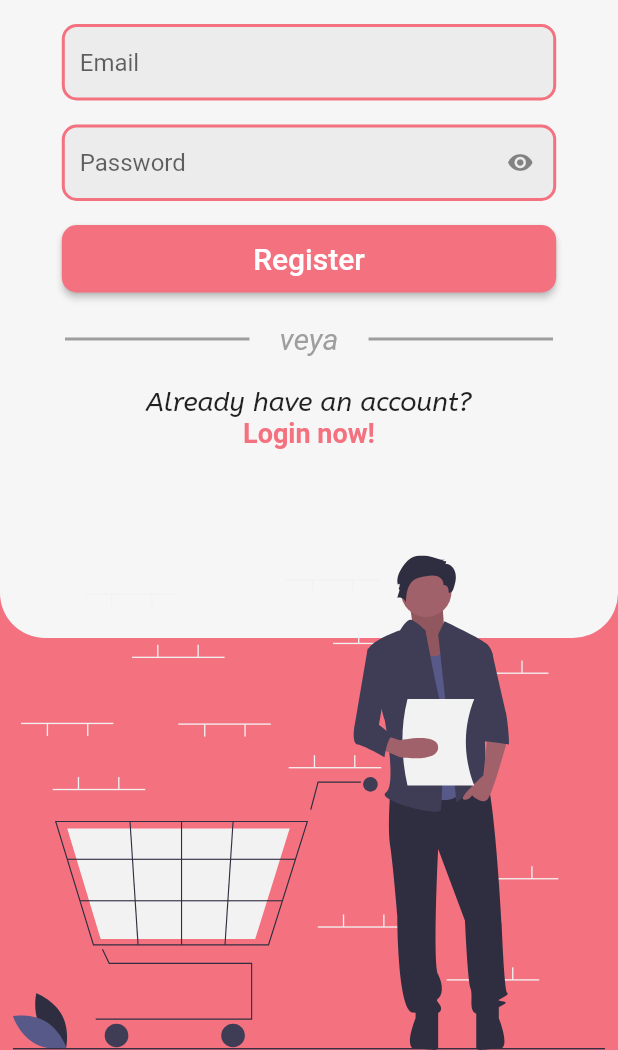
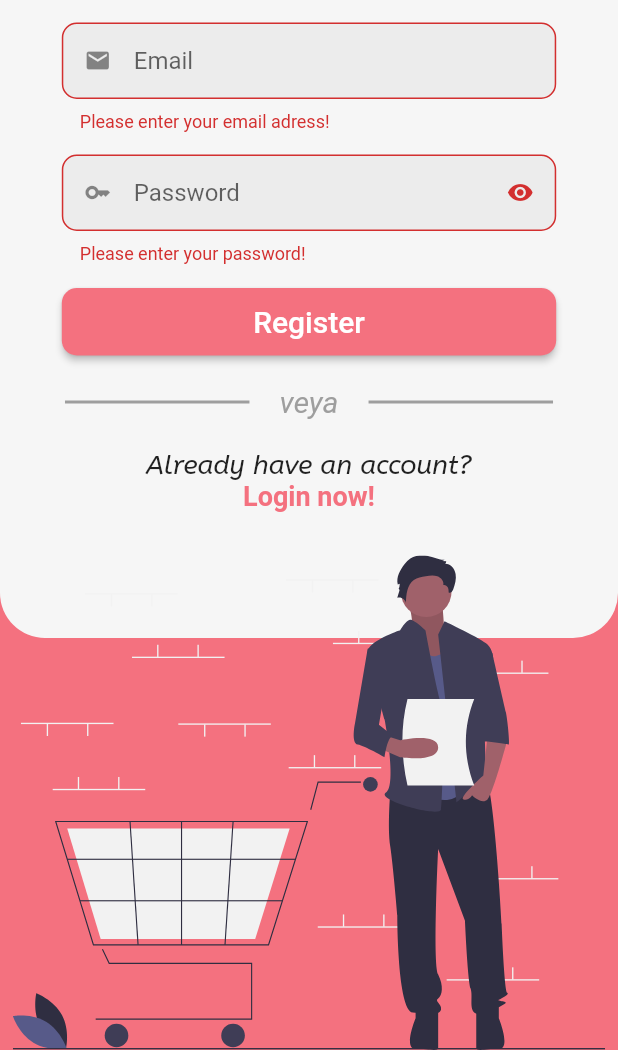
Before and after one commit to MertSaygili/hackathon_12_2022, a Flutter app: the SignupTwoPreview screen opened directly, after a tap on "Register", on a phone screen of 412 x 824 dp, the part 186-1236 px from its top. Run offline on Flutter 3.47's test engine with Material 2 defaults, Android fonts, the phone set to English and light mode, and no system bars; our stand-ins replace cloud_firestore, firebase_auth, firebase_core, firebase_storage, flutter_svg, get and 6 more; accounts and stored records are empty.

Commit message:
authForm compenent

```diff
--- /dev/null
+++ b/hackathon_app/lib/core/components/form/auth_form.dart
@@ -0,0 +1,85 @@
+import 'package:flutter/material.dart';
+
+import '../../constants/app/colors.dart';
+import '../../constants/app/icons.dart';
+import '../../constants/app/regex.dart';
+import '../textfield/custom_textfield.dart';
+
+class AuthForm extends StatefulWidget {
+  final GlobalKey<FormState> formKey;
+  const AuthForm({super.key, required this.formKey});
+
+  @override
+  State<AuthForm> createState() => _AuthFormState();
+}
+
+class _AuthFormState extends State<AuthForm> {
+  bool isPasswordObscure = true;
+  String email = '';
+  String password = '';
+  @override
+  Widget build(BuildContext context) {
+    const String emailHint = 'Email';
+    const String passwordHint = 'Password';
+
+    return Form(
+      key: widget.formKey,
+      child: Column(
+        children: [
+          Padding(
+            padding: const EdgeInsets.symmetric(vertical: 15),
+            child: CustomTextField(
+              borderColor: colorTransparent,
+              fun: _setEmail, //s
+              validator: (String value) {
+                if (value.isEmpty) {
+                  return "Please enter your email adress!";
+                } else if (!emailRegex.hasMatch(value)) {
+                  return "Please enter a valid email address";
+                }
+                return null;
+              },
+              inputType: TextInputType.emailAddress,
+              inputAction: TextInputAction.next,
+              hintText: emailHint,
+              prefixIcon: iconEmail,
+              isRoundedBorder: true,
+              obscureText: false,
+            ),
+          ),
+          CustomTextField(
+            fun: _setPassword, // s
+            validator: (String value) {
+              if (value.isEmpty) {
+                return "Please enter your password!";
+              }
+              return null;
+            },
+            borderColor: colorTransparent,
+            inputType: TextInputType.visiblePassword,
+            inputAction: TextInputAction.done,
+            prefixIcon: iconKey,
+            obscureText: isPasswordObscure,
+            suffix: _obscureButton(),
+            hintText: passwordHint,
+            maxLines: 1,
+            isRoundedBorder: true,
+          ),
+        ],
+      ),
+    );
+  }
+
+  void _setEmail(String email) => email = email;
+
+  void _setPassword(String password) => password = password;
+
+  IconButton _obscureButton() {
+    return IconButton(
+      onPressed: () => setState(
+        () => isPasswordObscure = !isPasswordObscure,
+      ),
+      icon: isPasswordObscure ? iconVisibltyOn : iconVisibilityOff,
+    );
+  }
+}
--- a/hackathon_app/lib/view/preview/signup_2.dart
+++ b/hackathon_app/lib/view/preview/signup_2.dart
@@ -1,5 +1,6 @@
 import 'package:flutter/material.dart';
 import 'package:hackathon_app/core/components/elevatedButton/custom_elevatedbutton.dart';
+import 'package:hackathon_app/core/components/form/auth_form.dart';
 import 'package:hackathon_app/core/constants/app/colors.dart';
 import 'package:hackathon_app/core/constants/app/strings.dart';
 
@@ -23,6 +24,8 @@ class _SignupTwoPreviewState extends State<SignupTwoPreview> {
   bool _isPasswordObscure = true;
   String _email = '';
   String _password = '';
+  final formKey = GlobalKey<FormState>();
+  final int _flex = 1;
 
   @override
   Widget build(BuildContext context) {
@@ -47,8 +50,9 @@ class _SignupTwoPreviewState extends State<SignupTwoPreview> {
                   children: [
                     CustomIconButtons().backButton(context),
                     _titleText(context, _infoText),
-                    _emailTextField(context),
-                    _passwordTextField(context),
+                    SizedBox(
+                        width: MediaQuery.of(context).size.width / 1.25,
+                        child: AuthForm(formKey: formKey)),
                     _registerButton(context),
                     const CustomTextDivider(),
                     _signUpText(),
@@ -66,44 +70,13 @@ class _SignupTwoPreviewState extends State<SignupTwoPreview> {
   Padding _registerButton(BuildContext context) {
     return Padding(
       padding: const EdgeInsets.only(top: 16),
-      child: CustomElevatedButton(fun: () {}, text: _register),
-    );
-  }
-
-  Padding _passwordTextField(BuildContext context) {
-    return Padding(
-      padding: const EdgeInsets.only(top: 16.0),
-      child: SizedBox(
-        width: MediaQuery.of(context).size.width / 1.25,
-        child: CustomTextField(
-          fun: _setPassword,
-          inputType: TextInputType.visiblePassword,
-          inputAction: TextInputAction.done,
-          isRoundedBorder: true,
-          obscureText: _isPasswordObscure,
-          suffix: _visibilityIconButton(),
-          hintText: passwordHint,
-          maxLines: 1,
-        ),
-      ),
-    );
-  }
-
-  Padding _emailTextField(BuildContext context) {
-    return Padding(
-      padding: const EdgeInsets.only(top: 16.0),
-      child: SizedBox(
-        width: MediaQuery.of(context).size.width / 1.25,
-        child: CustomTextField(
-          fun: _setEmail,
-          inputType: TextInputType.text,
-          inputAction: TextInputAction.next,
-          isRoundedBorder: true,
-          obscureText: false,
-          hintText: emailHint,
-          isFilled: true,
-        ),
-      ),
+      child: CustomElevatedButton(
+          fun: () {
+            if (formKey.currentState!.validate()) {
+              // controller.loginUser(_email, _password);
+            }
+          },
+          text: _register),
     );
   }
 
@@ -114,17 +87,6 @@ class _SignupTwoPreviewState extends State<SignupTwoPreview> {
       style: Theme.of(context).textTheme.headline5?.copyWith(
             fontWeight: FontWeight.w600,
           ),
-    );
-  }
-
-  IconButton _visibilityIconButton() {
-    return IconButton(
-      onPressed: () => setState(
-        () => _isPasswordObscure = !_isPasswordObscure,
-      ),
-      icon: _isPasswordObscure
-          ? const Icon(Icons.visibility)
-          : const Icon(Icons.visibility_off),
     );
   }
 
@@ -159,7 +121,4 @@ class _SignupTwoPreviewState extends State<SignupTwoPreview> {
       ],
     );
   }
-
-  void _setPassword(String password) => setState(() => _password = password);
-  void _setEmail(String email) => setState(() => _email = email);
 }
```
Also changed, not shown: hackathon_app/lib/view/preview/login.dart (+6 -71 lines).
